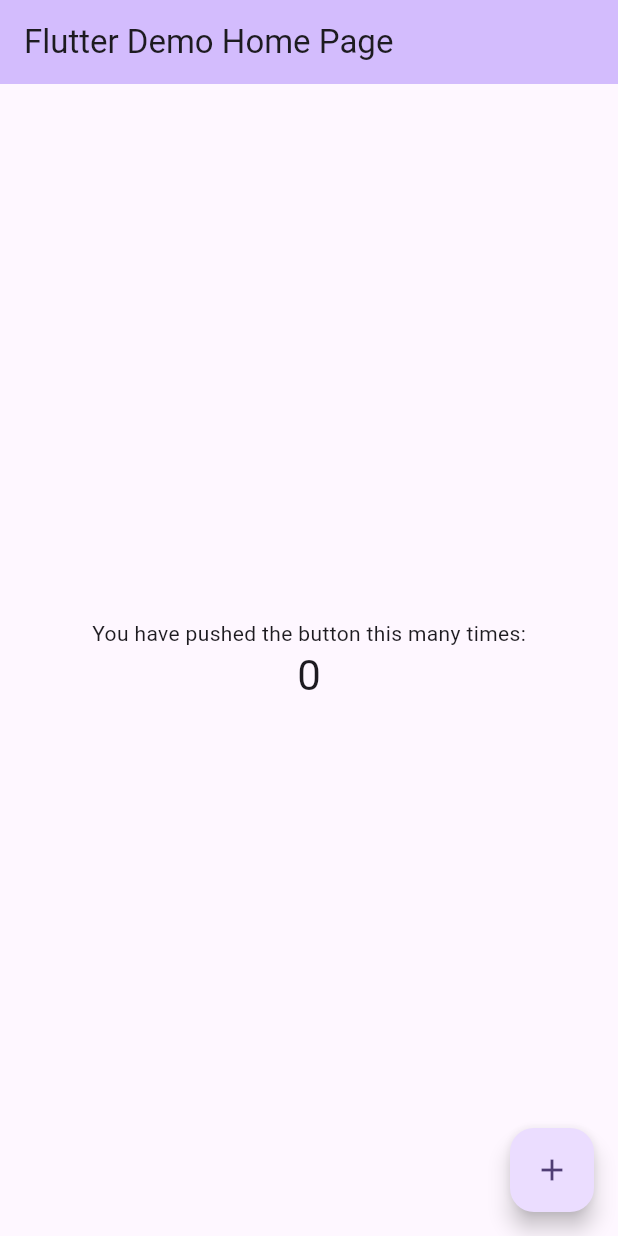
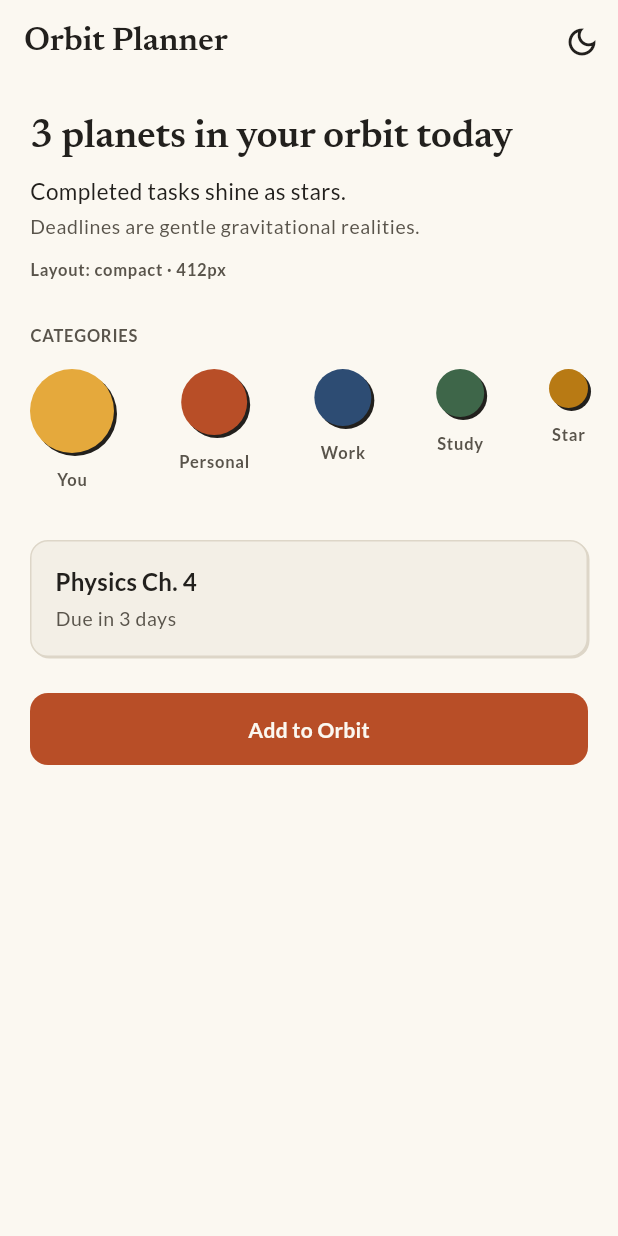
Before and after one commit to basmalamohamed2/orbit_planner, a Flutter app: the screen it shows after launch, on a phone screen of 412 x 824 dp. Run offline on Flutter 3.47's test engine with Material 3 defaults, Android fonts, the phone set to English and light mode, and no system bars; our stand-ins replace google_fonts.

Commit message:
add theme and responsive layout

```diff
--- /dev/null
+++ b/lib/core/responsive/breakpoints.dart
@@ -0,0 +1,37 @@
+import 'package:flutter/material.dart';
+
+enum ScreenSize { compact, medium, expanded }
+
+class Breakpoints {
+  Breakpoints._();
+
+  static const double mediumMin = 600;
+  static const double expandedMin = 1024;
+
+  static ScreenSize of(double width) {
+    if (width >= expandedMin) return ScreenSize.expanded;
+    if (width >= mediumMin) return ScreenSize.medium;
+    return ScreenSize.compact;
+  }
+}
+
+extension ResponsiveX on BuildContext {
+  Size get screenSize => MediaQuery.sizeOf(this);
+
+  ScreenSize get screenType => Breakpoints.of(screenSize.width);
+
+  bool get isCompact => screenType == ScreenSize.compact;
+  bool get isMedium => screenType == ScreenSize.medium;
+  bool get isExpanded => screenType == ScreenSize.expanded;
+
+  T responsive<T>({required T compact, T? medium, T? expanded}) {
+    switch (screenType) {
+      case ScreenSize.compact:
+        return compact;
+      case ScreenSize.medium:
+        return medium ?? compact;
+      case ScreenSize.expanded:
+        return expanded ?? medium ?? compact;
+    }
+  }
+}
--- /dev/null
+++ b/lib/core/responsive/responsive_layout.dart
@@ -0,0 +1,44 @@
+import 'package:flutter/material.dart';
+import 'package:orbit_planner/core/responsive/breakpoints.dart';
+
+class ResponsiveCenter extends StatelessWidget {
+  const ResponsiveCenter({super.key, required this.child, this.maxWidth = 640});
+
+  final Widget child;
+  final double maxWidth;
+
+  @override
+  Widget build(BuildContext context) {
+    final horizontal = context.responsive(
+      compact: 20.0,
+      medium: 32.0,
+      expanded: 40.0,
+    );
+
+    return Align(
+      alignment: Alignment.topCenter,
+      child: ConstrainedBox(
+        constraints: BoxConstraints(maxWidth: maxWidth),
+        child: Padding(
+          padding: EdgeInsets.symmetric(horizontal: horizontal),
+          child: child,
+        ),
+      ),
+    );
+  }
+}
+
+class ResponsiveBuilder extends StatelessWidget {
+  const ResponsiveBuilder({super.key, required this.builder});
+
+  final Widget Function(BuildContext context, ScreenSize size) builder;
+
+  @override
+  Widget build(BuildContext context) {
+    return LayoutBuilder(
+      builder: (context, constraints) {
+        return builder(context, Breakpoints.of(constraints.maxWidth));
+      },
+    );
+  }
+}
--- /dev/null
+++ b/lib/core/theme/app_theme.dart
@@ -0,0 +1,118 @@
+import 'package:flutter/material.dart';
+import 'package:google_fonts/google_fonts.dart';
+import 'package:orbit_planner/core/theme/orbit_colors.dart';
+
+class AppTheme {
+  AppTheme._();
+
+  static final ThemeData light = _build(
+    scheme: const ColorScheme(
+      brightness: Brightness.light,
+      primary: Color(0xFF22201D),
+      onPrimary: Color(0xFFFBF8F1),
+      secondary: Color(0xFFB84E27),
+      onSecondary: Color(0xFFFBF8F1),
+      error: Color(0xFFB3261E),
+      onError: Color(0xFFFBF8F1),
+      surface: Color(0xFFFBF8F1),
+      onSurface: Color(0xFF22201D),
+      surfaceContainer: Color(0xFFF3EFE6),
+      outline: Color(0xFFDDD6C8),
+    ),
+    orbit: OrbitColors.light,
+  );
+
+  static final ThemeData dark = _build(
+    scheme: const ColorScheme(
+      brightness: Brightness.dark,
+      primary: Color(0xFFF5F2EB),
+      onPrimary: Color(0xFF1E1C1A),
+      secondary: Color(0xFFE07A5F),
+      onSecondary: Color(0xFF1E1C1A),
+      error: Color(0xFFF2B8B5),
+      onError: Color(0xFF1E1C1A),
+      surface: Color(0xFF1E1C1A),
+      onSurface: Color(0xFFF5F2EB),
+      surfaceContainer: Color(0xFF292623),
+      outline: Color(0xFF3A3633),
+    ),
+    orbit: OrbitColors.dark,
+  );
+
+  static ThemeData _build({
+    required ColorScheme scheme,
+    required OrbitColors orbit,
+  }) {
+    final textTheme = _textTheme(scheme.onSurface, orbit.muted);
+
+    return ThemeData(
+      useMaterial3: true,
+      brightness: scheme.brightness,
+      colorScheme: scheme,
+      scaffoldBackgroundColor: scheme.surface,
+      textTheme: textTheme,
+      extensions: [orbit],
+      appBarTheme: AppBarTheme(
+        backgroundColor: scheme.surface,
+        foregroundColor: scheme.onSurface,
+        elevation: 0,
+        scrolledUnderElevation: 0,
+        centerTitle: false,
+      ),
+      dividerTheme: DividerThemeData(color: scheme.outline, thickness: 1),
+      filledButtonTheme: FilledButtonThemeData(
+        style: FilledButton.styleFrom(
+          backgroundColor: scheme.secondary,
+          foregroundColor: scheme.onSecondary,
+          textStyle: textTheme.labelLarge,
+          padding: const EdgeInsets.symmetric(horizontal: 20, vertical: 14),
+          shape: RoundedRectangleBorder(
+            borderRadius: BorderRadius.circular(12),
+          ),
+        ),
+      ),
+    );
+  }
+
+  static TextTheme _textTheme(Color ink, Color muted) {
+    final sans = GoogleFonts.latoTextTheme();
+
+    TextStyle serif(double size, double lineHeight, double spacing) =>
+        GoogleFonts.newsreader(
+          fontSize: size,
+          height: lineHeight / size,
+          fontWeight: FontWeight.w600,
+          letterSpacing: spacing,
+          color: ink,
+        );
+
+    return sans.copyWith(
+      displayLarge: serif(30, 36, -0.25),
+      headlineLarge: serif(26, 32, -0.2),
+      headlineMedium: serif(22, 28, -0.1),
+      headlineSmall: serif(18, 24, 0),
+      titleMedium: GoogleFonts.lato(
+        fontSize: 16,
+        height: 22 / 16,
+        fontWeight: FontWeight.w600,
+        color: ink,
+      ),
+      bodyMedium: GoogleFonts.lato(fontSize: 15, height: 22 / 15, color: ink),
+      bodySmall: GoogleFonts.lato(fontSize: 13, height: 18 / 13, color: muted),
+      labelLarge: GoogleFonts.lato(
+        fontSize: 14,
+        height: 20 / 14,
+        fontWeight: FontWeight.w600,
+        letterSpacing: 0.2,
+        color: ink,
+      ),
+      labelSmall: GoogleFonts.lato(
+        fontSize: 11,
+        height: 16 / 11,
+        fontWeight: FontWeight.w600,
+        letterSpacing: 0.5,
+        color: muted,
+      ),
+    );
+  }
+}
--- /dev/null
+++ b/lib/core/theme/orbit_colors.dart
@@ -0,0 +1,88 @@
+import 'package:flutter/material.dart';
+
+@immutable
+class OrbitColors extends ThemeExtension<OrbitColors> {
+  const OrbitColors({
+    required this.study,
+    required this.work,
+    required this.personal,
+    required this.sun,
+    required this.star,
+    required this.outline,
+    required this.muted,
+    required this.shadow,
+  });
+
+  final Color study;
+  final Color work;
+  final Color personal;
+  final Color sun;
+  final Color star;
+  final Color outline;
+  final Color muted;
+  final Color shadow;
+
+  static const light = OrbitColors(
+    study: Color(0xFF3E6649),
+    work: Color(0xFF2D4C73),
+    personal: Color(0xFFB84E27),
+    sun: Color(0xFFE5A93C),
+    star: Color(0xFFB87A14),
+    outline: Color(0xFFDDD6C8),
+    muted: Color(0xFF59544B),
+    shadow: Color(0xFF22201D),
+  );
+
+  static const dark = OrbitColors(
+    study: Color(0xFF6FA37F),
+    work: Color(0xFF6F93C4),
+    personal: Color(0xFFE07A5F),
+    sun: Color(0xFFE5A93C),
+    star: Color(0xFFE5A93C),
+    outline: Color(0xFF3A3633),
+    muted: Color(0xFFA39E95),
+    shadow: Color(0xFF0F0E0D),
+  );
+
+  @override
+  OrbitColors copyWith({
+    Color? study,
+    Color? work,
+    Color? personal,
+    Color? sun,
+    Color? star,
+    Color? outline,
+    Color? muted,
+    Color? shadow,
+  }) {
+    return OrbitColors(
+      study: study ?? this.study,
+      work: work ?? this.work,
+      personal: personal ?? this.personal,
+      sun: sun ?? this.sun,
+      star: star ?? this.star,
+      outline: outline ?? this.outline,
+      muted: muted ?? this.muted,
+      shadow: shadow ?? this.shadow,
+    );
+  }
+
+  @override
+  OrbitColors lerp(ThemeExtension<OrbitColors>? other, double t) {
+    if (other is! OrbitColors) return this;
+    return OrbitColors(
+      study: Color.lerp(study, other.study, t)!,
+      work: Color.lerp(work, other.work, t)!,
+      personal: Color.lerp(personal, other.personal, t)!,
+      sun: Color.lerp(sun, other.sun, t)!,
+      star: Color.lerp(star, other.star, t)!,
+      outline: Color.lerp(outline, other.outline, t)!,
+      muted: Color.lerp(muted, other.muted, t)!,
+      shadow: Color.lerp(shadow, other.shadow, t)!,
+    );
+  }
+}
+
+extension OrbitThemeX on BuildContext {
+  OrbitColors get orbit => Theme.of(this).extension<OrbitColors>()!;
+}
--- a/lib/main.dart
+++ b/lib/main.dart
@@ -1,121 +1,36 @@
 import 'package:flutter/material.dart';
+import 'package:orbit_planner/core/theme/app_theme.dart';
+import 'package:orbit_planner/theme_preview_screen.dart';
 
-void main() {
-  runApp(const MyApp());
+void main() => runApp(const MoodOrbitApp());
+
+class MoodOrbitApp extends StatefulWidget {
+  const MoodOrbitApp({super.key});
+
+  @override
+  State<MoodOrbitApp> createState() => _MoodOrbitAppState();
 }
 
-class MyApp extends StatelessWidget {
-  const MyApp({super.key});
+class _MoodOrbitAppState extends State<MoodOrbitApp> {
+  ThemeMode _mode = ThemeMode.light;
 
-  // This widget is the root of your application.
-  @override
-  Widget build(BuildContext context) {
-    return MaterialApp(
-      title: 'Flutter Demo',
-      theme: ThemeData(
-        // This is the theme of your application.
-        //
-        // TRY THIS: Try running your application with "flutter run". You'll see
-        // the application has a purple toolbar. Then, without quitting the app,
-        // try changing the seedColor in the colorScheme below to Colors.green
-        // and then invoke "hot reload" (save your changes or press the "hot
-        // reload" button in a Flutter-supported IDE, or press "r" if you used
-        // the command line to start the app).
-        //
-        // Notice that the counter didn't reset back to zero; the application
-        // state is not lost during the reload. To reset the state, use hot
-        // restart instead.
-        //
-        // This works for code too, not just values: Most code changes can be
-        // tested with just a hot reload.
-        colorScheme: .fromSeed(seedColor: Colors.deepPurple),
-      ),
-      home: const MyHomePage(title: 'Flutter Demo Home Page'),
-    );
-  }
-}
-
-class MyHomePage extends StatefulWidget {
-  const MyHomePage({super.key, required this.title});
-
-  // This widget is the home page of your application. It is stateful, meaning
-  // that it has a State object (defined below) that contains fields that affect
-  // how it looks.
-
-  // This class is the configuration for the state. It holds the values (in this
-  // case the title) provided by the parent (in this case the App widget) and
-  // used by the build method of the State. Fields in a Widget subclass are
-  // always marked "final".
-
-  final String title;
-
-  @override
-  State<MyHomePage> createState() => _MyHomePageState();
-}
-
-class _MyHomePageState extends State<MyHomePage> {
-  int _counter = 0;
-
-  void _incrementCounter() {
+  void _toggleTheme() {
     setState(() {
-      // This call to setState tells the Flutter framework that something has
-      // changed in this State, which causes it to rerun the build method below
-      // so that the display can reflect the updated values. If we changed
-      // _counter without calling setState(), then the build method would not be
-      // called again, and so nothing would appear to happen.
-      _counter++;
+      _mode = _mode == ThemeMode.light ? ThemeMode.dark : ThemeMode.light;
     });
   }
 
   @override
   Widget build(BuildContext context) {
-    // This method is rerun every time setState is called, for instance as done
-    // by the _incrementCounter method above.
-    //
-    // The Flutter framework has been optimized to make rerunning build methods
-    // fast, so that you can just rebuild anything that needs updating rather
-    // than having to individually change instances of widgets.
-    return Scaffold(
-      appBar: AppBar(
-        // TRY THIS: Try changing the color here to a specific color (to
-        // Colors.amber, perhaps?) and trigger a hot reload to see the AppBar
-        // change color while the other colors stay the same.
-        backgroundColor: Theme.of(context).colorScheme.inversePrimary,
-        // Here we take the value from the MyHomePage object that was created by
-        // the App.build method, and use it to set our appbar title.
-        title: Text(widget.title),
-      ),
-      body: Center(
-        // Center is a layout widget. It takes a single child and positions it
-        // in the middle of the parent.
-        child: Column(
-          // Column is also a layout widget. It takes a list of children and
-          // arranges them vertically. By default, it sizes itself to fit its
-          // children horizontally, and tries to be as tall as its parent.
-          //
-          // Column has various properties to control how it sizes itself and
-          // how it positions its children. Here we use mainAxisAlignment to
-          // center the children vertically; the main axis here is the vertical
-          // axis because Columns are vertical (the cross axis would be
-          // horizontal).
-          //
-          // TRY THIS: Invoke "debug painting" (choose the "Toggle Debug Paint"
-          // action in the IDE, or press "p" in the console), to see the
-          // wireframe for each widget.
-          mainAxisAlignment: .center,
-          children: [
-            const Text('You have pushed the button this many times:'),
-            Text(
-              '$_counter',
-              style: Theme.of(context).textTheme.headlineMedium,
-            ),
-          ],
-        ),
-      ),
-      floatingActionButton: FloatingActionButton(
-        onPressed: _incrementCounter,
-        tooltip: 'Increment',
-        child: const Icon(Icons.add),
+    return MaterialApp(
+      title: 'Orbit Planner',
+      debugShowCheckedModeBanner: false,
+      theme: AppTheme.light,
+      darkTheme: AppTheme.dark,
+      themeMode: _mode,
+      home: ThemePreviewScreen(
+        isDark: _mode == ThemeMode.dark,
+        onToggleTheme: _toggleTheme,
       ),
     );
   }
--- /dev/null
+++ b/lib/theme_preview_screen.dart
@@ -0,0 +1,128 @@
+import 'package:flutter/material.dart';
+import 'package:orbit_planner/core/responsive/breakpoints.dart';
+import 'package:orbit_planner/core/responsive/responsive_layout.dart';
+import 'package:orbit_planner/core/theme/orbit_colors.dart';
+
+class ThemePreviewScreen extends StatelessWidget {
+  const ThemePreviewScreen({
+    super.key,
+    required this.isDark,
+    required this.onToggleTheme,
+  });
+
+  final bool isDark;
+  final VoidCallback onToggleTheme;
+
+  @override
+  Widget build(BuildContext context) {
+    final text = Theme.of(context).textTheme;
+    final orbit = context.orbit;
+
+    return Scaffold(
+      appBar: AppBar(
+        title: Text('Orbit Planner', style: text.headlineMedium),
+        actions: [
+          IconButton(
+            tooltip: 'Toggle theme',
+            icon: Icon(
+              isDark ? Icons.light_mode_outlined : Icons.dark_mode_outlined,
+            ),
+            onPressed: onToggleTheme,
+          ),
+        ],
+      ),
+      body: SafeArea(
+        child: ResponsiveCenter(
+          child: ListView(
+            padding: const EdgeInsets.symmetric(vertical: 20),
+            children: [
+              Text('3 planets in your orbit today', style: text.headlineLarge),
+              const SizedBox(height: 8),
+              Text('Completed tasks shine as stars.', style: text.bodyMedium),
+              const SizedBox(height: 4),
+              Text(
+                'Deadlines are gentle gravitational realities.',
+                style: text.bodySmall,
+              ),
+              const SizedBox(height: 12),
+              Text(
+                'Layout: ${context.screenType.name} · '
+                '${context.screenSize.width.round()}px',
+                style: text.labelSmall,
+              ),
+              const SizedBox(height: 28),
+              Text('CATEGORIES', style: text.labelSmall),
+              const SizedBox(height: 14),
+              Wrap(
+                spacing: 24,
+                runSpacing: 16,
+                alignment: WrapAlignment.spaceBetween,
+                crossAxisAlignment: WrapCrossAlignment.start,
+                children: [
+                  _Planet(color: orbit.sun, label: 'You', size: 56),
+                  _Planet(color: orbit.personal, label: 'Personal', size: 44),
+                  _Planet(color: orbit.work, label: 'Work', size: 38),
+                  _Planet(color: orbit.study, label: 'Study', size: 32),
+                  _Planet(color: orbit.star, label: 'Star', size: 26),
+                ],
+              ),
+              const SizedBox(height: 32),
+              Container(
+                padding: const EdgeInsets.all(16),
+                decoration: BoxDecoration(
+                  color: Theme.of(context).colorScheme.surfaceContainer,
+                  borderRadius: BorderRadius.circular(12),
+                  border: Border.all(color: orbit.outline),
+                  boxShadow: [
+                    BoxShadow(color: orbit.outline, offset: const Offset(1, 1)),
+                  ],
+                ),
+                child: Column(
+                  crossAxisAlignment: CrossAxisAlignment.start,
+                  children: [
+                    Text('Physics Ch. 4', style: text.titleMedium),
+                    const SizedBox(height: 4),
+                    Text('Due in 3 days', style: text.bodySmall),
+                  ],
+                ),
+              ),
+              const SizedBox(height: 24),
+              FilledButton(onPressed: () {}, child: const Text('Add to Orbit')),
+            ],
+          ),
+        ),
+      ),
+    );
+  }
+}
+
+class _Planet extends StatelessWidget {
+  const _Planet({required this.color, required this.label, required this.size});
+
+  final Color color;
+  final String label;
+  final double size;
+
+  @override
+  Widget build(BuildContext context) {
+    final orbit = context.orbit;
+    return Column(
+      mainAxisSize: MainAxisSize.min,
+      children: [
+        Container(
+          width: size,
+          height: size,
+          decoration: BoxDecoration(
+            color: color,
+            shape: BoxShape.circle,
+            boxShadow: [
+              BoxShadow(color: orbit.shadow, offset: const Offset(2, 2)),
+            ],
+          ),
+        ),
+        const SizedBox(height: 10),
+        Text(label, style: Theme.of(context).textTheme.labelSmall),
+      ],
+    );
+  }
+}
--- a/pubspec.yaml
+++ b/pubspec.yaml
@@ -34,6 +34,7 @@ dependencies:
   # The following adds the Cupertino Icons font to your application.
   # Use with the CupertinoIcons class for iOS style icons.
   cupertino_icons: ^1.0.8
+  google_fonts: ^8.2.1
 
 dev_dependencies:
   flutter_test:
```
Also changed, not shown: pubspec.lock, 3 other files.
